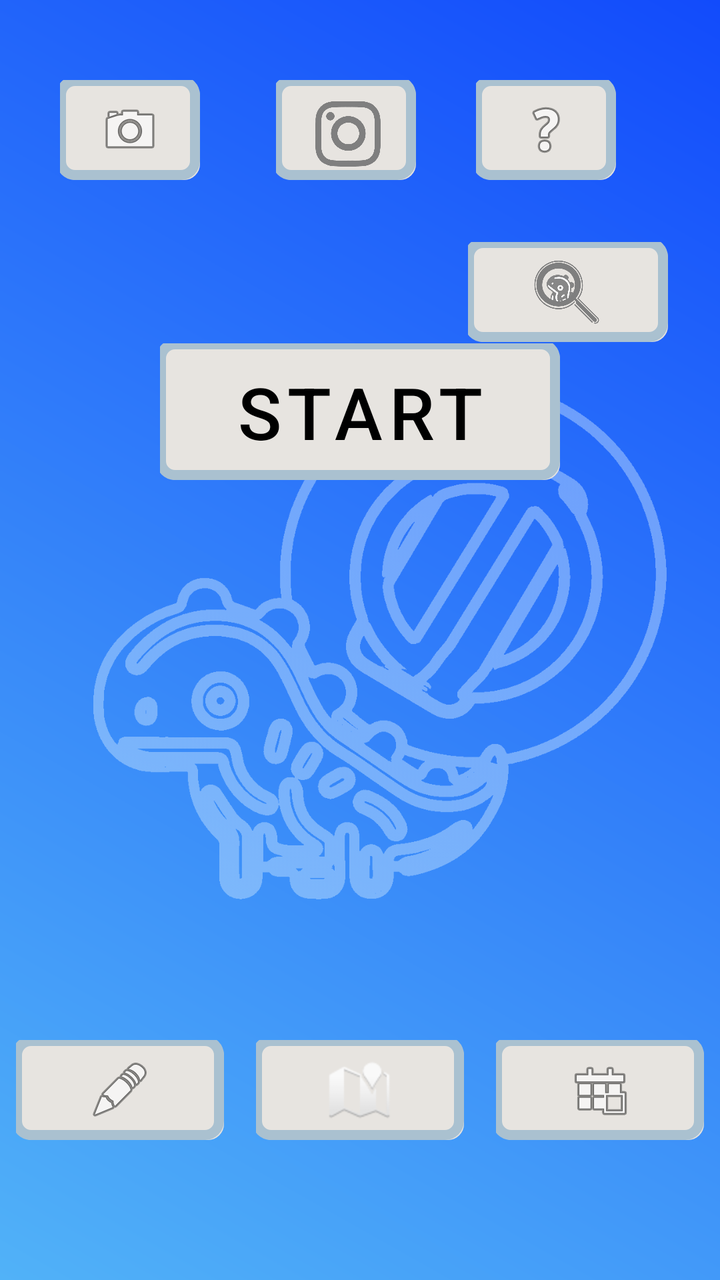
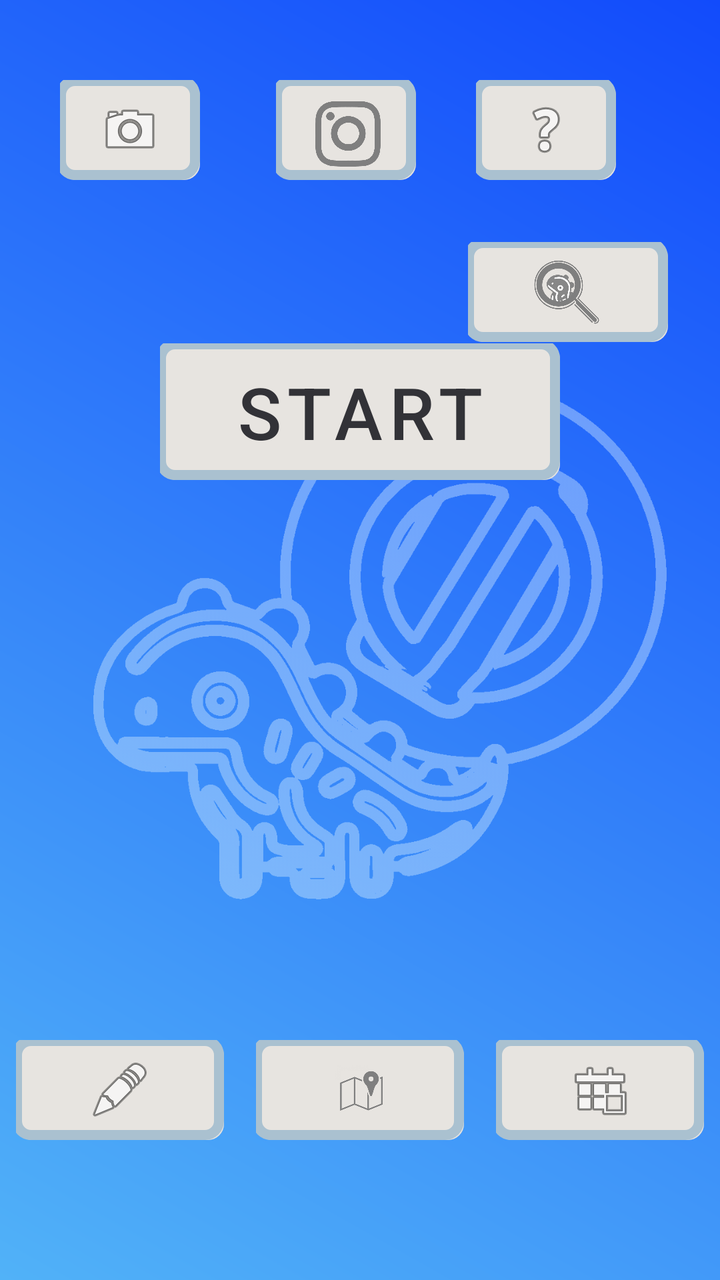

Two renders of the same Android screen: before a commit and after it. Below are the layout's source before the change and the commit's diff.
<!-- AndroidManifest.xml: application theme Theme.App_test -->
<!-- res/layout/activity_main.xml -->
<?xml version="1.0" encoding="utf-8"?>
<androidx.constraintlayout.widget.ConstraintLayout
    xmlns:android="http://schemas.android.com/apk/res/android"
    xmlns:app="http://schemas.android.com/apk/res-auto"
    xmlns:tools="http://schemas.android.com/tools"
    android:layout_width="match_parent"
    android:layout_height="match_parent"
    android:background="@drawable/gradient_background"
    tools:context=".MainActivity">


    

    
    

    <RelativeLayout
        android:layout_width="match_parent"
        android:layout_height="match_parent"
        android:gravity="center">

        <ImageView
            android:id="@+id/logo"
            android:layout_width="379dp"
            android:layout_height="684dp"
            android:alpha="0.4"
            android:src="@drawable/icon_line" />

    </RelativeLayout>

    
    <ScrollView
        android:layout_width="match_parent"
        android:layout_height="match_parent"
        android:layout_marginTop="65dp"
        android:padding="16dp">

        <LinearLayout
            android:layout_width="match_parent"
            android:layout_height="wrap_content"
            android:orientation="vertical">

            
            <ImageButton
                android:id="@+id/btnSearch"
                android:layout_width="100dp"
                android:layout_height="50dp"
                android:layout_marginEnd="10dp"
                android:layout_marginTop="40dp"
                android:layout_gravity="end"
                app:layout_constraintLeft_toLeftOf="parent"
                app:layout_constraintEnd_toEndOf="parent"
                app:layout_constraintTop_toTopOf="parent"
                app:srcCompat="@drawable/image_search"
                android:scaleType="fitCenter"
                android:background="@drawable/button_3d_selector"
                android:contentDescription="検索ボタンです"
                />

            
            <LinearLayout
                android:id="@+id/llSearchBar"
                android:layout_width="match_parent"
                android:layout_height="wrap_content"
                android:orientation="horizontal"
                android:visibility="gone"
                android:layout_marginTop="16dp">

                <EditText
                    android:id="@+id/etSearch"
                    android:layout_width="0dp"
                    android:layout_height="wrap_content"
                    android:layout_weight="1"
                    android:hint="検索キーワードを入力"
                    android:padding="8dp"
                    android:background="#FFFFFF"
                    android:layout_marginEnd="8dp" />

                <ImageButton
                    android:id="@+id/btnExecuteSearch"
                    android:layout_width="wrap_content"
                    android:layout_height="wrap_content"
                    android:textColor="#000000"
                    android:background="@drawable/button_3d_selector"
                    app:backgroundTint="@null"
                    app:srcCompat="@android:drawable/ic_menu_search"
                    android:contentDescription="検索ボタンです"
                    android:layout_marginEnd="8dp" />

                <ImageButton
                    android:id="@+id/btnCloseSearch"
                    android:layout_width="wrap_content"
                    android:layout_height="wrap_content"
                    android:background="@drawable/button_3d_selector"
                    app:backgroundTint="@null"
                    app:srcCompat="@android:drawable/ic_menu_close_clear_cancel"/>
            </LinearLayout>

            
            <TextView
                android:id="@+id/tvResults"
                android:layout_width="match_parent"
                android:layout_height="wrap_content"
                android:text=""
                android:layout_marginTop="16dp"
                android:padding="16dp"
                android:background="#EFEFEF"
                android:textSize="14sp"
                android:visibility="gone" />

            
            <TextView
                android:id="@+id/tvSearchCount"
                android:layout_width="wrap_content"
                android:layout_height="wrap_content"
                android:text="検索可能回数: 10"
                android:textSize="16sp"
                android:visibility="gone" />

        </LinearLayout>

    </ScrollView>
    

    
    <Button
        android:id="@+id/button_start"
        android:layout_width="200dp"
        android:layout_height="0dp"
        android:background="@drawable/button_3d_selector"
        android:elevation="0dp"
        android:stateListAnimator="@null"
        android:text="Start"
        android:textColor="@android:color/black"
        android:textSize="36sp"
        app:backgroundTint="@null"
        app:layout_constraintBottom_toBottomOf="parent"
        app:layout_constraintEnd_toEndOf="parent"
        app:layout_constraintHeight_default="wrap"
        app:layout_constraintStart_toStartOf="parent"
        app:layout_constraintTop_toTopOf="parent"
        app:layout_constraintVertical_bias="0.3" />
    

    
    <ImageButton
        android:id="@+id/button_memo"
        android:layout_width="0dp"
        android:layout_height="50dp"
        android:layout_marginBottom="70dp"
        android:layout_marginHorizontal="8dp"
        app:srcCompat="@android:drawable/ic_menu_edit"
        android:background="@drawable/button_3d_selector"
        android:scaleType="centerInside"
        android:contentDescription="メモボタンです"
        app:layout_constraintBottom_toBottomOf="parent"
        app:layout_constraintEnd_toStartOf="@+id/button_map"
        app:layout_constraintStart_toStartOf="parent"
        app:layout_constraintHorizontal_chainStyle="spread" />

    

        <ImageButton
        android:id="@+id/button_map"
        android:layout_width="0dp"
        android:layout_height="50dp"
        android:layout_marginBottom="70dp"
        android:layout_marginHorizontal="8dp"
        android:onClick="onMapShowCurrentButtonClick"
        app:srcCompat="@android:drawable/ic_dialog_map"
        android:background="@drawable/button_3d_selector"
        android:scaleType="centerInside"
        android:contentDescription="マップボタンです"
        app:layout_constraintBottom_toBottomOf="parent"
        app:layout_constraintStart_toEndOf="@+id/button_memo"
        app:layout_constraintEnd_toStartOf="@+id/button_record" />

    
    <ImageButton
        android:id="@+id/button_record"
        android:layout_width="0dp"
        android:layout_height="50dp"
        android:layout_marginBottom="70dp"
        android:layout_marginHorizontal="8dp"
        app:srcCompat="@android:drawable/ic_menu_today"
        android:background="@drawable/button_3d_selector"
        android:scaleType="centerInside"
        android:contentDescription="記録ボタンです"
        app:layout_constraintBottom_toBottomOf="parent"
        app:layout_constraintStart_toEndOf="@+id/button_map"
        app:layout_constraintEnd_toEndOf="parent" />

    
    <ImageButton
        android:id="@+id/help_Button"
        android:layout_width="70dp"
        android:layout_height="50dp"
        android:layout_marginEnd="30dp"
        android:layout_marginTop="40dp"
        app:layout_constraintStart_toEndOf="@+id/spot_view"
        app:layout_constraintEnd_toEndOf="parent"
        app:layout_constraintTop_toTopOf="parent"
        app:srcCompat="@android:drawable/ic_menu_help"
        android:background="@drawable/button_3d_selector"
        android:contentDescription="ヘルプボタンです"
        />

    
    <ImageButton
        android:id="@+id/spot_view"
        android:layout_width="70dp"
        android:layout_height="50dp"
        android:layout_marginHorizontal="8dp"
        android:layout_marginTop="40dp"
        app:layout_constraintStart_toEndOf="@+id/button_camera"
        app:layout_constraintEnd_toStartOf="@+id/help_Button"
        app:layout_constraintHorizontal_chainStyle="spread"
        app:layout_constraintTop_toTopOf="parent"
        app:srcCompat="@drawable/image_instagram"
        android:scaleType="fitCenter"
        android:background="@drawable/button_3d_selector"
        android:contentDescription="インスタ遷移ボタンです"
        />

    
    <ImageButton
        android:id="@+id/button_camera"
        android:layout_width="70dp"
        android:layout_height="50dp"
        android:layout_marginHorizontal="8dp"
        android:layout_marginTop="40dp"
        app:layout_constraintEnd_toStartOf="@+id/spot_view"
        app:layout_constraintStart_toStartOf="parent"
        app:layout_constraintHorizontal_chainStyle="spread"
        app:layout_constraintTop_toTopOf="parent"
        app:srcCompat="@android:drawable/ic_menu_camera"
        android:background="@drawable/button_3d_selector"
        android:contentDescription="カメラボタンです"
        />
    

</androidx.constraintlayout.widget.ConstraintLayout>
<!-- resources referenced by this layout -->
<resources>
  <!-- drawable button_3d_selector (drawable) -->
  <selector xmlns:android="http://schemas.android.com/apk/res/android">
  
      
      <item android:state_pressed="true" android:drawable="@drawable/button_3d_pressed_design"/>
  
      
      <item android:drawable="@drawable/button_3d_design" />
  
  </selector>
  <!-- drawable gradient_background (drawable) -->
  <?xml version="1.0" encoding="utf-8"?>
  <layer-list xmlns:android="http://schemas.android.com/apk/res/android">
      <item>
          <shape android:shape="rectangle">
              <gradient
                  android:startColor="#51B2F8"
                  android:endColor="#124BFB"
                  android:backgroundTint="#574E4E"
                  android:angle="45"
                  />
          </shape>
      </item>
  </layer-list>
  <!-- drawable icon_line: png bitmap (drawable, 75524 bytes) -->
  <!-- drawable image_instagram: png bitmap (drawable, 128543 bytes) -->
  <!-- drawable image_search: png bitmap (drawable, 193278 bytes) -->
  <style name="Theme.App_test" parent="Theme.MaterialComponents.DayNight.DarkActionBar">
          
          <item name="colorPrimary">@color/purple_500</item>
          <item name="colorPrimaryVariant">@color/purple_700</item>
          <item name="colorOnPrimary">@color/white</item>
          
          <item name="colorSecondary">@color/teal_200</item>
          <item name="colorSecondaryVariant">@color/teal_700</item>
          <item name="colorOnSecondary">@color/black</item>
          
          <item name="android:statusBarColor">?attr/colorPrimaryVariant</item>
          
  
      </style>
  <!-- drawable button_3d_pressed_design (drawable) -->
  <layer-list xmlns:android="http://schemas.android.com/apk/res/android">
  
      
      <item>
          <shape android:shape="rectangle">
              <solid android:color="#D6D3CF" />
              <corners android:radius="8dp" />
          </shape>
      </item>
  
      
      <item android:left="-2dp" android:top="-2dp">
          <shape android:shape="rectangle">
              <corners android:radius="7dp" />
              <stroke
                  android:width="5dp"
                  android:color="#8E9DAF" />
          </shape>
      </item>
  
  
  </layer-list>
  <!-- drawable button_3d_design (drawable) -->
  <layer-list xmlns:android="http://schemas.android.com/apk/res/android">
  
      
      <item>
          <shape android:shape="rectangle">
              <solid android:color="#E7E4E0" /> 
              <corners android:radius="8dp" /> 
          </shape>
      </item>
  
      
      <item android:left="-2dp" android:top="-2dp">
          <shape android:shape="rectangle">
              <corners android:radius="7dp" /> 
              <stroke
                  android:width="5dp"
                  android:color="#AAC1D0" /> 
          </shape>
      </item>
  
  </layer-list>
  <color name="purple_500">#FF6200EE</color>
  <color name="purple_700">#0440D7</color>
  <color name="white">#FFFFFFFF</color>
  <color name="teal_200">#FF03DAC5</color>
  <color name="teal_700">#FF018786</color>
  <color name="black">#FF000000</color>
</resources>

<!-- the commit's change to res/layout/activity_main.xml (unified diff, before → after) -->
@@ -62,30 +62,30 @@
                 android:id="@+id/llSearchBar"
                 android:layout_width="match_parent"
                 android:layout_height="wrap_content"
+                android:layout_marginTop="40dp"
                 android:orientation="horizontal"
-                android:visibility="gone"
-                android:layout_marginTop="16dp">
+                android:visibility="gone">
 
                 <EditText
                     android:id="@+id/etSearch"
                     android:layout_width="0dp"
                     android:layout_height="wrap_content"
+                    android:layout_marginEnd="8dp"
                     android:layout_weight="1"
+                    android:background="#FFFFFF"
                     android:hint="検索キーワードを入力"
-                    android:padding="8dp"
-                    android:background="#FFFFFF"
-                    android:layout_marginEnd="8dp" />
+                    android:padding="8dp" />
 
                 <ImageButton
                     android:id="@+id/btnExecuteSearch"
                     android:layout_width="wrap_content"
                     android:layout_height="wrap_content"
+                    android:layout_marginEnd="8dp"
+                    android:background="@drawable/button_3d_selector"
+                    android:contentDescription="検索ボタンです"
                     android:textColor="#000000"
-                    android:background="@drawable/button_3d_selector"
                     app:backgroundTint="@null"
-                    app:srcCompat="@android:drawable/ic_menu_search"
-                    android:contentDescription="検索ボタンです"
-                    android:layout_marginEnd="8dp" />
+                    app:srcCompat="@android:drawable/ic_menu_search" />
 
                 <ImageButton
                     android:id="@+id/btnCloseSearch"
@@ -93,7 +93,7 @@
                     android:layout_height="wrap_content"
                     android:background="@drawable/button_3d_selector"
                     app:backgroundTint="@null"
-                    app:srcCompat="@android:drawable/ic_menu_close_clear_cancel"/>
+                    app:srcCompat="@android:drawable/ic_menu_close_clear_cancel" />
             </LinearLayout>
 
             
@@ -113,6 +113,7 @@
                 android:id="@+id/tvSearchCount"
                 android:layout_width="wrap_content"
                 android:layout_height="wrap_content"
+                android:textColor="#000000"
                 android:text="検索可能回数: 10"
                 android:textSize="16sp"
                 android:visibility="gone" />
@@ -131,7 +132,7 @@
         android:elevation="0dp"
         android:stateListAnimator="@null"
         android:text="Start"
-        android:textColor="@android:color/black"
+        android:textColor="#323237"
         android:textSize="36sp"
         app:backgroundTint="@null"
         app:layout_constraintBottom_toBottomOf="parent"
@@ -167,7 +168,7 @@
         android:layout_marginBottom="70dp"
         android:layout_marginHorizontal="8dp"
         android:onClick="onMapShowCurrentButtonClick"
-        app:srcCompat="@android:drawable/ic_dialog_map"
+        app:srcCompat="@drawable/image_map"
         android:background="@drawable/button_3d_selector"
         android:scaleType="centerInside"
         android:contentDescription="マップボタンです"
<!-- resource entries referenced after the edit -->
@@ -26,6 +26,7 @@
   </layer-list>
   <!-- drawable icon_line: png bitmap (drawable, 75524 bytes) -->
   <!-- drawable image_instagram: png bitmap (drawable, 128543 bytes) -->
+  <!-- drawable image_map: png bitmap (drawable, 136607 bytes) -->
   <!-- drawable image_search: png bitmap (drawable, 193278 bytes) -->
   <style name="Theme.App_test" parent="Theme.MaterialComponents.DayNight.DarkActionBar">
           
